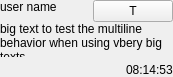
elieserdejesus/JamTaba, file src/Common/gui/ChatMessagePanel.ui: the form before one commit.
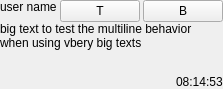
The form after the commit.

Commit message: Adding the 'block' tutton in the chat messages

The edit to the form file:
```diff
--- a/src/Common/gui/ChatMessagePanel.ui
+++ b/src/Common/gui/ChatMessagePanel.ui
@@ -6,8 +6,8 @@
    <rect>
     <x>0</x>
     <y>0</y>
-    <width>173</width>
-    <height>77</height>
+    <width>214</width>
+    <height>89</height>
    </rect>
   </property>
   <property name="sizePolicy">
@@ -40,6 +40,9 @@
    </property>
    <item>
     <layout class="QHBoxLayout" name="horizontalLayout_2">
+     <property name="spacing">
+      <number>3</number>
+     </property>
      <item>
       <widget class="QLabel" name="labelUserName">
        <property name="sizePolicy">
@@ -78,6 +81,16 @@
        </property>
       </widget>
      </item>
+     <item>
+      <widget class="QPushButton" name="blockButton">
+       <property name="toolTip">
+        <string>block chat messages from this user</string>
+       </property>
+       <property name="text">
+        <string>B</string>
+       </property>
+      </widget>
+     </item>
     </layout>
    </item>
    <item>
```
The commit also changes 3 other files.
